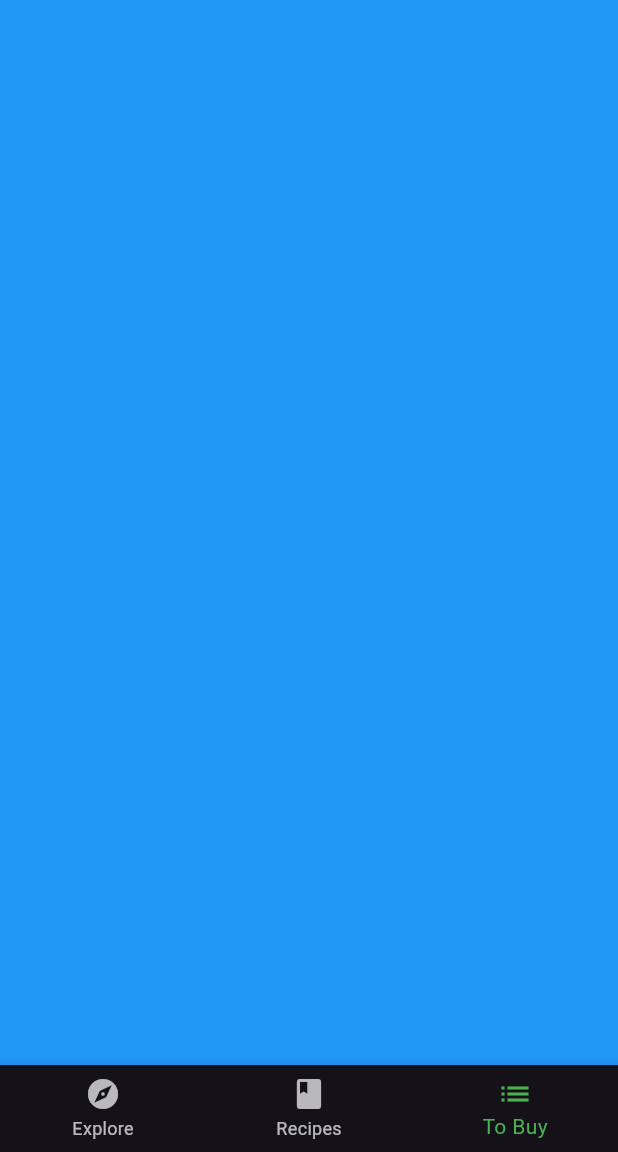
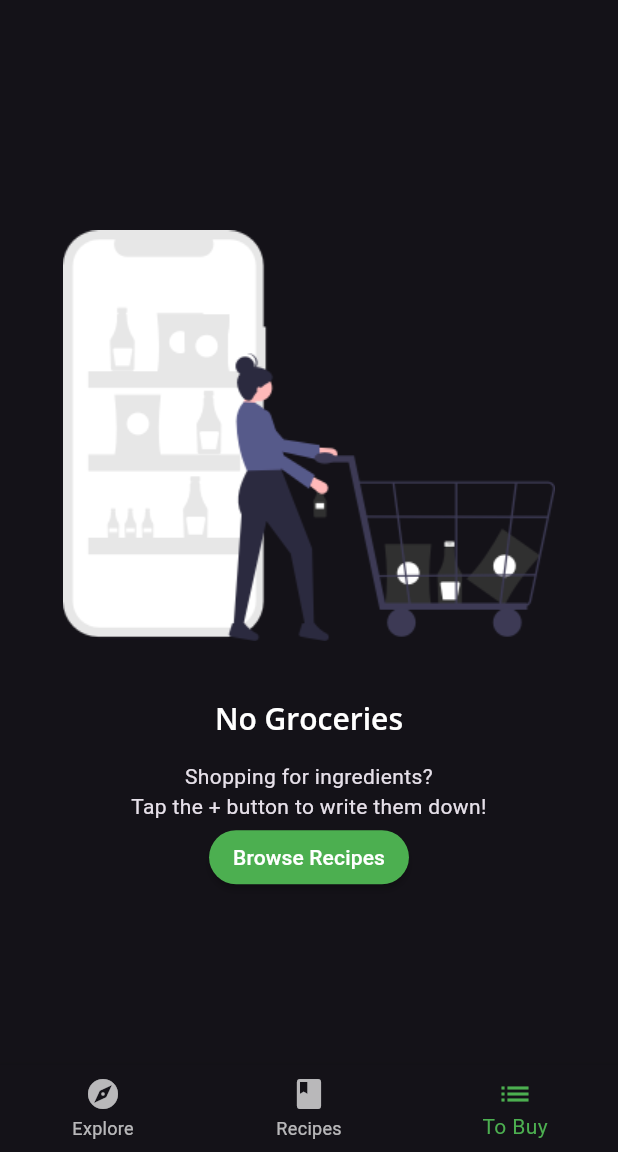
Before and after one commit to CarreonKhryzErvonL/Lab-Exercise-3-4, a Flutter app: the screen it shows after launch, item 3 of the bottom bar chosen, on a phone screen of 412 x 824 dp, the part 84-1236 px from its top. Run offline on Flutter 3.47's test engine with Material 3 defaults, Android fonts, the phone set to English and light mode, and no system bars; our stand-ins replace google_fonts.

Commit message:
initial commit

```diff
--- a/lib/home.dart
+++ b/lib/home.dart
@@ -1,7 +1,10 @@
 import 'package:flutter/material.dart';
 
 import 'screens/explore_screen.dart';
+import 'screens/grocery_screen.dart';
 import 'screens/recipes_screen.dart';
+import 'package:provider/provider.dart';
+import 'models/models.dart';
 
 class Home extends StatefulWidget {
   const Home({super.key});
@@ -16,8 +19,7 @@ class HomeState extends State<Home> {
   static List<Widget> pages = <Widget>[
     ExploreScreen(),
     RecipesScreen(),
-    // TODO: Replace with grocery screen
-    Container(color: Colors.blue),
+    const GroceryScreen(),
   ];
 
   void _onItemTapped(int index) {
@@ -29,6 +31,8 @@ class HomeState extends State<Home> {
   @override
   Widget build(BuildContext context) {
     // TODO: Wrap inside a Consumer Widget
+    // 1
+    return Consumer<TabManager>(builder: (context, tabManager, child) {
       return Scaffold(
         appBar: AppBar(
           title: Text(
@@ -36,11 +40,18 @@ class HomeState extends State<Home> {
             style: Theme.of(context).textTheme.headline6,
           ),
         ),
-      body: pages[_selectedIndex],
+        // 2
+        // TODO: Replace body
+        body: pages[tabManager.selectedTab],
         bottomNavigationBar: BottomNavigationBar(
-        selectedItemColor: Theme.of(context).textSelectionTheme.selectionColor,
-        currentIndex: _selectedIndex,
-        onTap: _onItemTapped,
+          selectedItemColor:
+              Theme.of(context).textSelectionTheme.selectionColor,
+          // 3
+          currentIndex: tabManager.selectedTab,
+          onTap: (index) {
+            // 4
+            tabManager.goToTab(index);
+          },
           items: const [
             BottomNavigationBarItem(
               icon: Icon(Icons.explore),
@@ -57,5 +68,6 @@ class HomeState extends State<Home> {
           ],
         ),
       );
+    });
   }
 }
--- a/lib/main.dart
+++ b/lib/main.dart
@@ -2,6 +2,8 @@ import 'package:flutter/material.dart';
 
 import 'fooderlich_theme.dart';
 import 'home.dart';
+import 'package:provider/provider.dart';
+import 'models/models.dart';
 
 void main() {
   runApp(const Fooderlich());
@@ -16,8 +18,15 @@ class Fooderlich extends StatelessWidget {
     return MaterialApp(
       theme: theme,
       title: 'Fooderlich',
-      // TODO: Replace this with MultiProvider
-      home: const Home(),
+      // 1
+      home: MultiProvider(
+        providers: [
+          // 2
+          ChangeNotifierProvider(create: (context) => TabManager()),
+          // TODO: Add GroceryManager Provider
+        ],
+        child: const Home(),
+      ),
     );
   }
 }
--- a/lib/models/models.dart
+++ b/lib/models/models.dart
@@ -2,3 +2,5 @@ export 'explore_data.dart';
 export 'explore_recipe.dart';
 export 'post.dart';
 export 'simple_recipe.dart';
+export 'grocery_item.dart';
+export 'tab_manager.dart';
--- /dev/null
+++ b/lib/models/tab_manager.dart
@@ -0,0 +1,21 @@
+import 'package:flutter/material.dart';
+
+// 1
+class TabManager extends ChangeNotifier {
+  // 2
+  int selectedTab = 0;
+  // 3
+  void goToTab(index) {
+    // 4
+    selectedTab = index;
+    // 5
+    notifyListeners();
+  }
+
+  // 6
+  void goToRecipes() {
+    selectedTab = 1;
+    // 7
+    notifyListeners();
+  }
+}
--- /dev/null
+++ b/lib/screens/empty_grocery_screen.dart
@@ -0,0 +1,53 @@
+import 'package:flutter/material.dart';
+
+import 'package:provider/provider.dart';
+import '../models/models.dart';
+
+class EmptyGroceryScreen extends StatelessWidget {
+  const EmptyGroceryScreen({super.key});
+  @override
+  Widget build(BuildContext context) {
+    // 1
+    return Padding(
+      padding: const EdgeInsets.all(30.0),
+      // 2
+      child: Center(
+        // 3
+        child: Column(
+          mainAxisAlignment: MainAxisAlignment.center,
+          children: [
+            // 1
+            Flexible(
+              // 2
+              child: AspectRatio(
+                aspectRatio: 1 / 1,
+                child: Image.asset('assets/fooderlich_assets/empty_list.png'),
+              ),
+            ),
+            Text(
+              'No Groceries',
+              style: Theme.of(context).textTheme.headline6,
+            ),
+            const SizedBox(height: 16.0),
+            const Text(
+              'Shopping for ingredients?\n'
+              'Tap the + button to write them down!',
+              textAlign: TextAlign.center,
+            ),
+            MaterialButton(
+              textColor: Colors.white,
+              shape: RoundedRectangleBorder(
+                borderRadius: BorderRadius.circular(30),
+              ),
+              color: Colors.green,
+              onPressed: () {
+                Provider.of<TabManager>(context, listen: false).goToRecipes();
+              },
+              child: const Text('Browse Recipes'),
+            ),
+          ],
+        ),
+      ),
+    );
+  }
+}
--- /dev/null
+++ b/lib/screens/grocery_screen.dart
@@ -0,0 +1,12 @@
+import 'package:flutter/material.dart';
+import 'empty_grocery_screen.dart';
+
+class GroceryScreen extends StatelessWidget {
+  const GroceryScreen({super.key});
+  @override
+  Widget build(BuildContext context) {
+    // TODO: Add a scaffold widget
+    return const EmptyGroceryScreen();
+  }
+  // TODO: Add buildGroceryScreen
+}
--- a/pubspec.yaml
+++ b/pubspec.yaml
@@ -11,6 +11,7 @@ dependencies:
   flutter:
     sdk: flutter
   google_fonts: ^6.1.0
+  provider: ^6.0.3
 
 dev_dependencies:
   flutter_test:
```
Also changed, not shown: pubspec.lock. Lines whose indentation alone changed are shown as unchanged.
